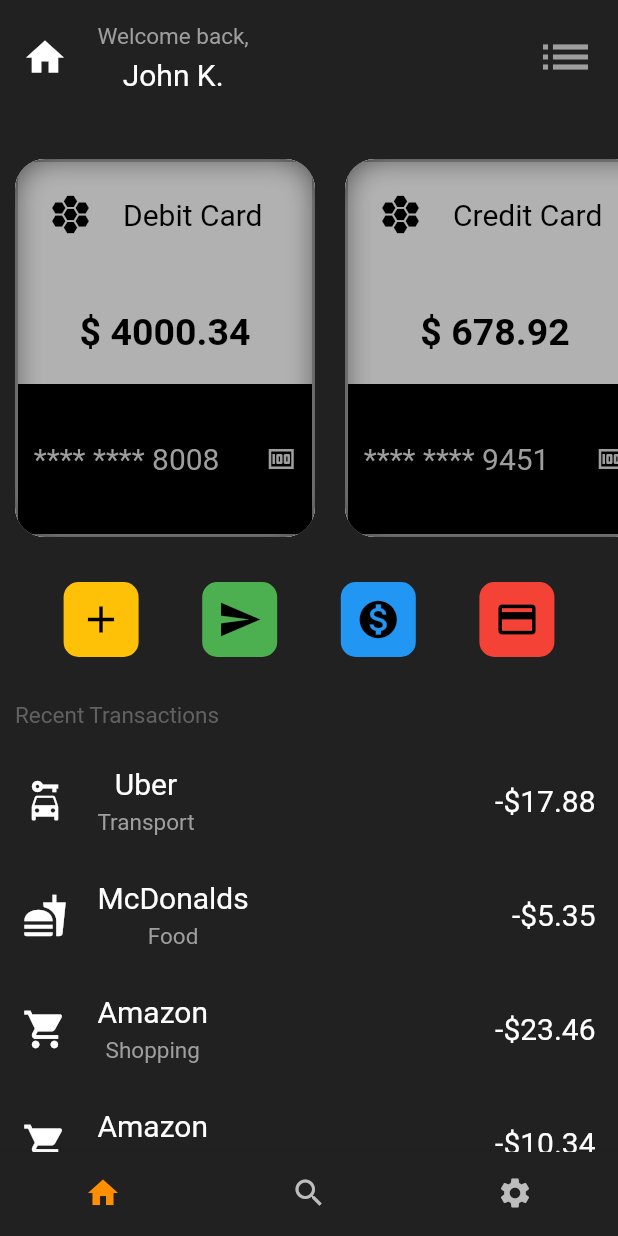
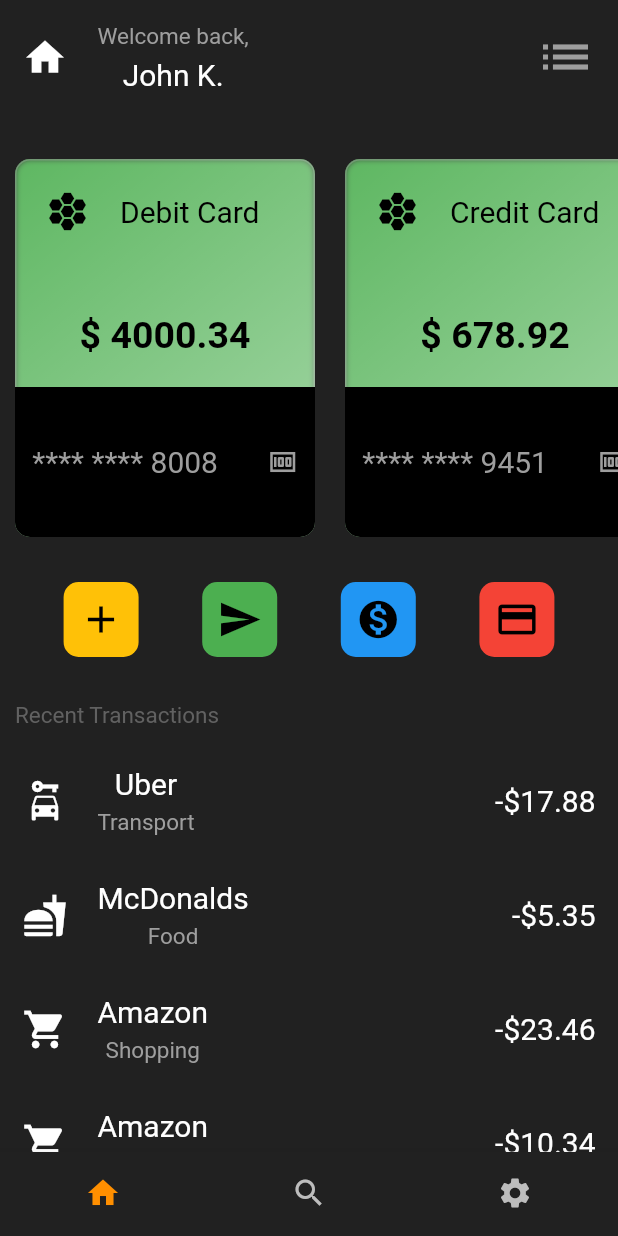
Before and after one commit to Fumblepuff/hive-bank, a Flutter app: the screen it shows after launch, on a phone screen of 412 x 824 dp. Run offline on Flutter 3.47's test engine with Material 2 defaults, Android fonts, the phone set to English and light mode, and no system bars.

Commit message:
added glass effect to cards

```diff
--- a/lib/utils/card.dart
+++ b/lib/utils/card.dart
@@ -18,17 +18,13 @@
     return Padding(
       padding: const EdgeInsets.all(10.0),
       child: ClipRRect(
-        borderRadius: BorderRadius.circular(20),
+        borderRadius: BorderRadius.circular(10),
         child: Container(
           width: 200,
-          height: 200,
+          height: 250,
           decoration: BoxDecoration(
-            color: Colors.transparent,
+            color: Colors.green,
             borderRadius: BorderRadius.circular(10),
-            border: Border.all(
-              color: Colors.white,
-              width: 2,
-            ),
             boxShadow: const [
               BoxShadow(
                 color: Colors.grey,
@@ -40,13 +36,23 @@
           child: Stack(
             children: [
               BackdropFilter(
-                filter: ImageFilter.blur(sigmaX: 10, sigmaY: 10),
-                child: Container(
+                filter: ImageFilter.blur(sigmaX: 2, sigmaY: 2),
+                child: Container(),
+              ),
+              Container(
                   decoration: BoxDecoration(
-                    color: Colors.white.withOpacity(0.2),
-                  ),
+                border: Border.all(
+                  color: Colors.white.withOpacity(0.2),
                 ),
-              ),
+                borderRadius: BorderRadius.circular(10),
+                gradient: LinearGradient(
+                    begin: Alignment.bottomRight,
+                    end: Alignment.topLeft,
+                    colors: [
+                      Colors.white.withOpacity(0.5),
+                      Colors.white.withOpacity(0.1),
+                    ]),
+              )),
               Padding(
                 padding: const EdgeInsets.only(top: 20),
                 child: Align(
```
